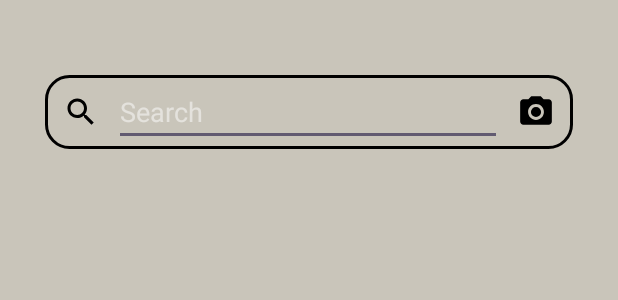
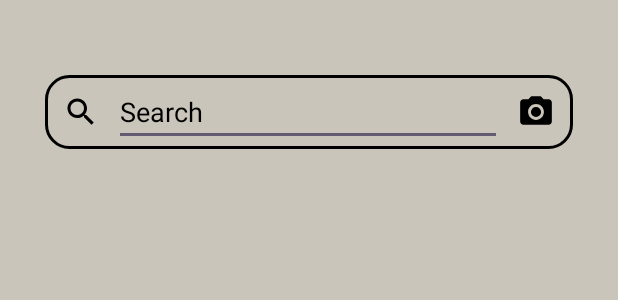
Before and after one commit to LauYanHui/MAD24_P01_05, an Android app: the layout fragment_recipe.xml on its own in the app's theme, with its tools: preview values and no code run, on a phone screen of 412 x 824 dp. Shown: the top 300 px of the screen. Run offline under Robolectric (Android 15) with nearby library versions, the phone set to English and light mode, and no system bars.

Commit message:
Changed the ui fragment_recipe.xml

```diff
--- a/app/src/main/res/layout/fragment_recipe.xml
+++ b/app/src/main/res/layout/fragment_recipe.xml
@@ -48,7 +48,7 @@
                     android:gravity="center_vertical"
                     android:hint="@string/hint_search"
                     android:imeOptions="actionSearch"
-
+                    android:textColorHint="@color/black"
                     android:inputType="text"
                     android:textColor="@color/black"
                     app:layout_constraintBottom_toBottomOf="parent"
```
